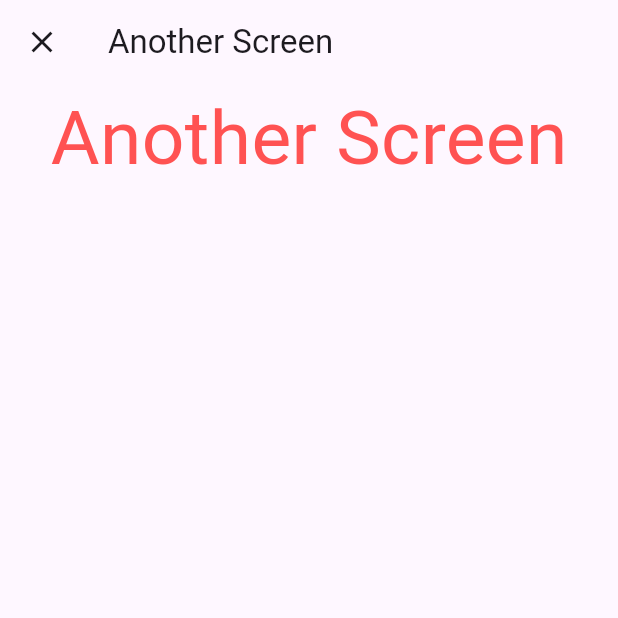
After one commit to yagihiro0224/FlutterStudy, a Flutter app: the screen it shows after launch, after a tap on "STUDY", on a phone screen of 412 x 824 dp, the top half of it. The commit adds this screen. Run offline on Flutter 3.47's test engine with Material 3 defaults, Android fonts, the phone set to English and light mode, and no system bars; network calls fail.

Commit message:
add study.

```diff
--- a/flutter_study/lib/main.dart
+++ b/flutter_study/lib/main.dart
@@ -32,7 +32,13 @@ class _MyAppState extends State<MyApp> {
       home: Scaffold(
         backgroundColor: Colors.blue.shade300,
         appBar: MyAppBar(strName: _strNameA, appColor: Colors.yellowAccent),
-        body: SingleChildScrollView(
+        body: myScrollView(),
+      ),
+    );
+  }
+
+  SingleChildScrollView myScrollView() {
+    return SingleChildScrollView(
       child: Column(
         children: [
           MyColumn(
@@ -53,8 +59,6 @@ class _MyAppState extends State<MyApp> {
           ),
         ],
       ),
-        ),
-      ),
     );
   }
 }
--- /dev/null
+++ b/flutter_study/lib/screens/another_screen.dart
@@ -0,0 +1,36 @@
+import 'package:flutter/material.dart';
+
+class AnotherScreen extends StatelessWidget {
+  final String title;
+  const AnotherScreen({
+    super.key,
+    required this.title,
+  });
+
+  @override
+  Widget build(BuildContext context) {
+    return Scaffold(
+      appBar: AppBar(
+          title: Text(
+        title,
+      )),
+      body: Center(
+        child: Container(
+          child: myColum(),
+        ),
+      ),
+    );
+  }
+
+  Column myColum() {
+    return Column(children: [
+      Text(
+        title,
+        style: const TextStyle(
+          color: Colors.redAccent,
+          fontSize: 50,
+        ),
+      ),
+    ]);
+  }
+}
--- a/flutter_study/lib/widgets/my_column.dart
+++ b/flutter_study/lib/widgets/my_column.dart
@@ -1,6 +1,7 @@
 import 'dart:async';
 
 import 'package:flutter/material.dart';
+import 'package:flutter_study/screens/another_screen.dart';
 
 class MyColumn extends StatefulWidget {
   final String strName;
@@ -40,6 +41,18 @@ class _MyColumnState extends State<MyColumn> {
       mainAxisAlignment: MainAxisAlignment.spaceAround,
       children: [
         Center(
+          child: GestureDetector(
+            onTap: () {
+              Navigator.push(
+                context,
+                MaterialPageRoute(
+                  builder: (context) => const AnotherScreen(
+                    title: 'Another Screen',
+                  ),
+                  fullscreenDialog: true,
+                ),
+              );
+            },
             child: Container(
               decoration: const BoxDecoration(
                 color: Color(0xFFE8581C),
@@ -54,6 +67,7 @@ class _MyColumnState extends State<MyColumn> {
                   style: TextStyle(
                     color: Theme.of(context).textTheme.titleLarge?.color,
                     fontSize: 100,
+                  ),
                 ),
               ),
             ),
```
Also changed, not shown: 1 other file. Lines whose indentation alone changed are shown as unchanged.
